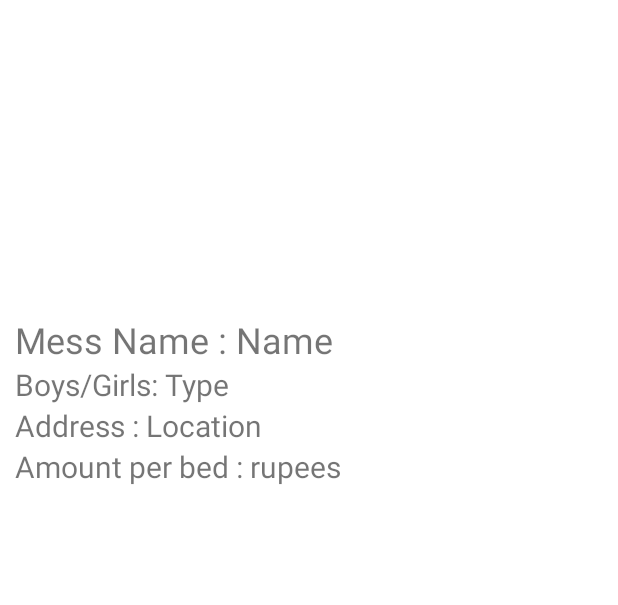
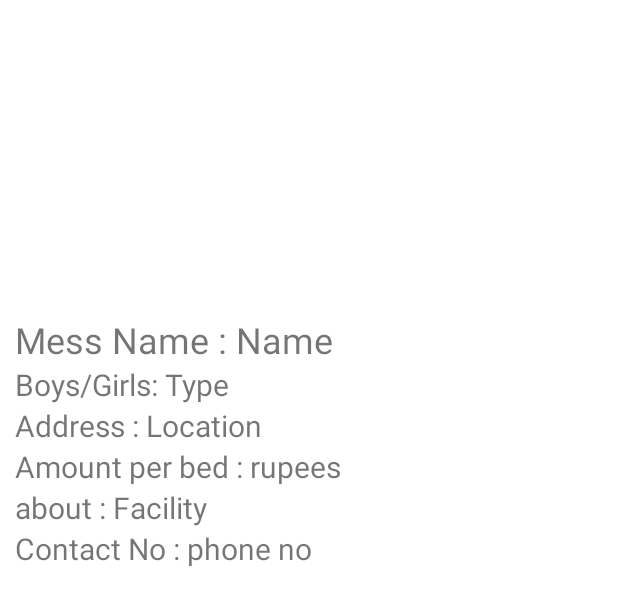
Before and after one commit to bidyutmahato/Mess_Finder, an Android app: the layout fragment_details.xml on its own in the app's theme, with its tools: preview values and no code run, on a phone screen of 412 x 824 dp. Shown: the top 605 px of the screen. Run offline under Robolectric (Android 15) with nearby library versions, the phone set to English and light mode, and no system bars.

Commit message:
1.1.9 (about + contact )

```diff
--- a/app/src/main/java/com/bidyut/messfinder/Add.java
+++ b/app/src/main/java/com/bidyut/messfinder/Add.java
@@ -51,7 +51,7 @@ public class Add extends Fragment {
         // Required empty public constructor
     }
 
-    EditText name, type ,location , roll, amount, about;
+    EditText name, type ,location , roll, amount, about, contact;
     Button btnAdd;
     Uri filepath;
     ImageView img;
@@ -71,6 +71,7 @@ public class Add extends Fragment {
         roll=(EditText)view.findViewById(R.id.roll);
         amount=(EditText)view.findViewById(R.id.txtAmount);
         about=(EditText)view.findViewById(R.id.txtAbout);
+        contact =(EditText)view.findViewById(R.id.roll);
 
 
         btnAdd = (Button) view.findViewById(R.id.btnAdd);
@@ -163,7 +164,7 @@ public class Add extends Fragment {
 
                                 MainModel obj = new MainModel(name.getText().toString(),
                                         location.getText().toString(),type.getText().toString(),
-                                        uri.toString(),amount.getText().toString(),about.getText().toString());
+                                        uri.toString(),amount.getText().toString(),about.getText().toString(),roll.getText().toString());
 
                                 root.child(roll.getText().toString()).setValue(obj);
 
--- a/app/src/main/res/layout/fragment_details.xml
+++ b/app/src/main/res/layout/fragment_details.xml
@@ -107,6 +107,48 @@
 
             </LinearLayout>
 
+            <LinearLayout
+                android:layout_width="wrap_content"
+                android:layout_height="wrap_content"
+                android:orientation="horizontal">
+
+                <TextView
+                    android:layout_width="wrap_content"
+                    android:layout_height="wrap_content"
+                    android:text="about : "
+                    android:textSize="20dp" />
+
+                <TextView
+                    android:id="@+id/aboutholder"
+                    android:layout_width="wrap_content"
+                    android:layout_height="wrap_content"
+                    android:text="Facility "
+                    android:textSize="20dp" />
+
+
+            </LinearLayout>
+
+            <LinearLayout
+                android:layout_width="wrap_content"
+                android:layout_height="wrap_content"
+                android:orientation="horizontal">
+
+                <TextView
+                    android:layout_width="wrap_content"
+                    android:layout_height="wrap_content"
+                    android:text="Contact No : "
+                    android:textSize="20dp" />
+
+                <TextView
+                    android:id="@+id/contactholder"
+                    android:layout_width="wrap_content"
+                    android:layout_height="wrap_content"
+                    android:text="phone no  "
+                    android:textSize="20dp" />
+
+
+            </LinearLayout>
+
 
             <!--    <LinearLayout-->
             <!--        android:layout_width="wrap_content"-->
```
Also changed, not shown: app/src/main/java/com/bidyut/messfinder/Details.java (+10 -2 lines), app/src/main/java/com/bidyut/messfinder/MainAdapter.java (+9 -2 lines), app/src/main/java/com/bidyut/messfinder/Models/MainModel.java (+21 -8 lines), app/src/main/res/layout/main_item.xml (+21 -1 lines).
